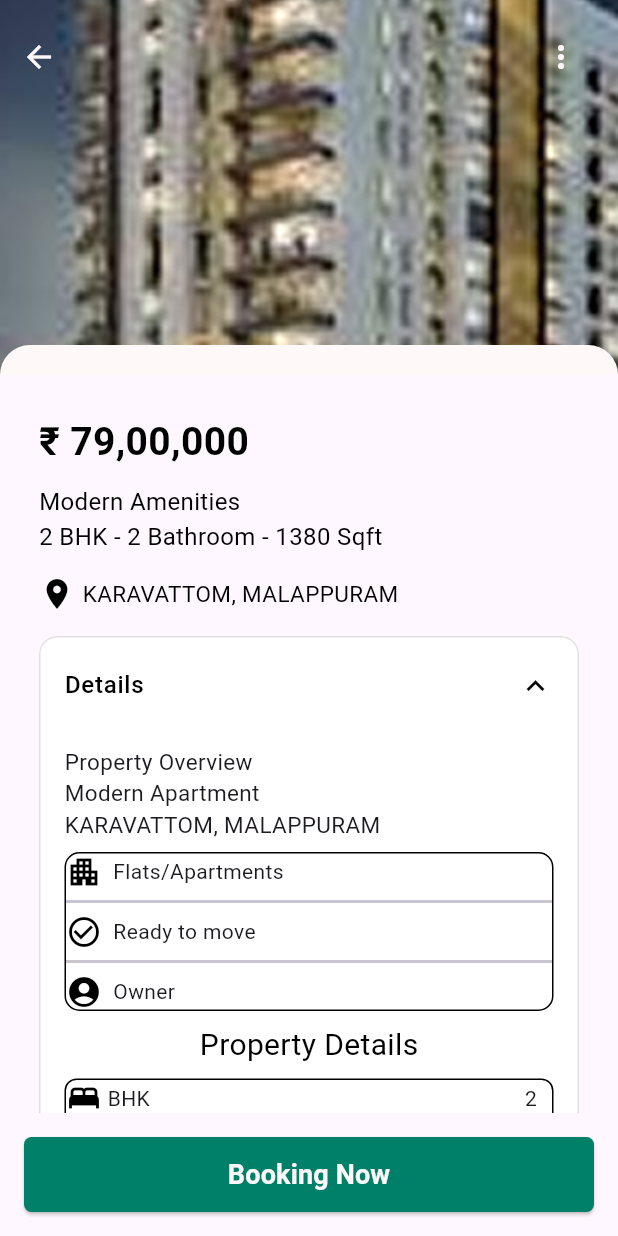
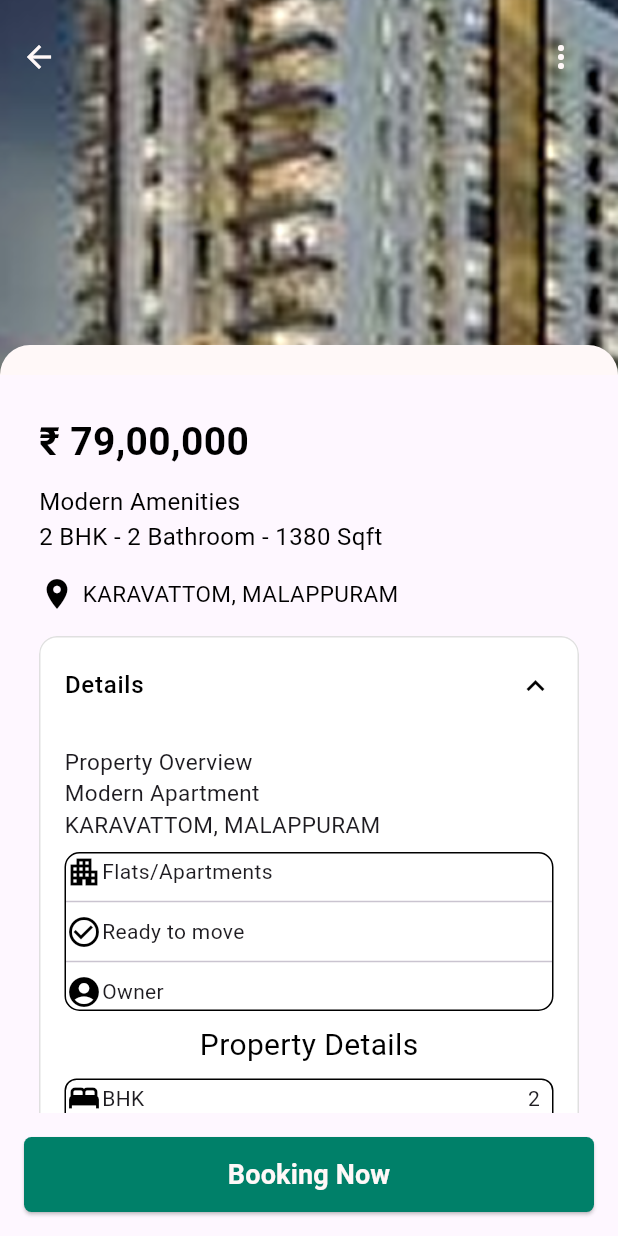
Before and after one commit to fthmnida551-star/property_managment, a Flutter app: the screen it shows after launch, after a tap on "Details", on a phone screen of 412 x 824 dp. Run offline on Flutter 3.47's test engine with Material 3 defaults, Android fonts, the phone set to English and light mode, and no system bars; our stand-ins replace flutter_screenutil, flutter_svg.

Commit message:
pulling from main

```diff
--- a/lib/presentation/propertydetails/propertydetails.dart
+++ b/lib/presentation/propertydetails/propertydetails.dart
@@ -1,6 +1,8 @@
 import 'package:flutter/material.dart';
 import 'package:property_managment/core/theme/app_colors.dart';
 import 'package:property_managment/core/theme/asset_resource.dart';
+import 'package:property_managment/presentation/propertydetails/widget/detailstable.dart';
+import 'package:property_managment/presentation/propertydetails/widget/row.dart';
 
 class PropertydetailsScreen extends StatefulWidget {
   const PropertydetailsScreen({super.key});
@@ -168,20 +170,11 @@ class _PropertydetailsScreenState extends State<PropertydetailsScreen> {
                               child: Column(
                                 crossAxisAlignment: CrossAxisAlignment.start,
                                 children: [
-                                   Row(
-                                    children: [
-                                  Icon(Icons.apartment, color: AppColors.black),
-                                  Text('  Flats/Apartments'),],),
-                                  Divider(thickness: 2),
-                                  Row(
-                                    children: [
-                                  Icon(Icons.check_circle_outline, color: AppColors.black),
-                                  Text('  Ready to move'),],),
-                                  Divider(thickness: 2),
-                                  Row(
-                                    children: [
-                                  Icon(Icons.account_circle, color: AppColors.black),
-                                  Text('  Owner'),],)
+                                  RowWidget(text:'Flats/Apartments', icons: Icons.apartment),
+                                  Divider(thickness: 1),
+                                  RowWidget(text:'Ready to move', icons: Icons.check_circle_outline),
+                                  Divider(thickness: 1),
+                                  RowWidget(text:'Owner', icons: Icons.account_circle),
                                 ],
                               ),
                             ),
@@ -200,32 +193,11 @@ class _PropertydetailsScreenState extends State<PropertydetailsScreen> {
                               child: Column(
                                 crossAxisAlignment: CrossAxisAlignment.start,
                                 children: [
-                                  Row(
-                                    children: [
-                                      Icon(Icons.bed, color: AppColors.black),
-                                      Text(' BHK'),
-                                      SizedBox(width: 250),
-                                      Text('2'),
-                                    ],
-                                  ),
-                                  Divider(thickness: 2),
-                                  Row(
-                                    children: [
-                                      Icon(Icons.check_box_outline_blank, color: AppColors.black),
-                                      Text(' Carpet Area'),
-                                      SizedBox(width: 150),
-                                      Text('1380 Sqft'),
-                                    ],
-                                  ),
+                                  DetailsTable(text: 'BHK', details: '2', icons:Icons.bed),
                                   Divider(thickness: 1),
-                                  Row(
-                                    children: [
-                                       Icon(Icons.bathtub, color: AppColors.black),
-                                      Text(' Bathrooms'),
-                                      SizedBox(width: 200),
-                                      Text(' 2'),
-                                    ],
-                                  ),
+                                    DetailsTable(text: 'Carpet Area', details: '1380 Sqft', icons:Icons.check_box_outline_blank),
+                                  Divider(thickness: 1),
+                                  DetailsTable(text: 'Bathrooms', details: '2', icons:Icons.bathtub),
                                 ],
                               ),
                             ),
@@ -235,28 +207,8 @@ class _PropertydetailsScreenState extends State<PropertydetailsScreen> {
                               style: TextStyle(fontSize: 16, fontWeight: FontWeight.w600),
                             ),
                         SizedBox(height: 8),
-                            // Amenities Rows
-                            Row(
-                              children: [
-                                 Icon(Icons.directions_car, color: AppColors.black),
-                               SizedBox(width: 5),
-                                 Text(
-                                  'Car Parking',
-                                  style: TextStyle(fontSize: 15, color: AppColors.black),
-                                ),
-                              ],
-                            ),
-                             SizedBox(height: 6),
-                            Row(
-                              children: [
-                                 Icon(Icons.currency_bitcoin, color: AppColors.black),
-                               SizedBox(width: 5),
-                             Text(
-                                  'Maintenance (Monthly) 2000',
-                                  style: TextStyle(fontSize: 15, color: AppColors.black),
-                                ),
-                              ],
-                            ),
+                            RowWidget(text:'Car Parking' , icons:Icons.directions_car),
+                            RowWidget(text:'Maintenance (Monthly) 2000' , icons:Icons.currency_bitcoin),
                           ],
                         ),
                         SizedBox(height: 12),
```
Also changed, not shown: lib/presentation/propertydetails/widget/detailstable.dart (line endings or trailing spaces).
